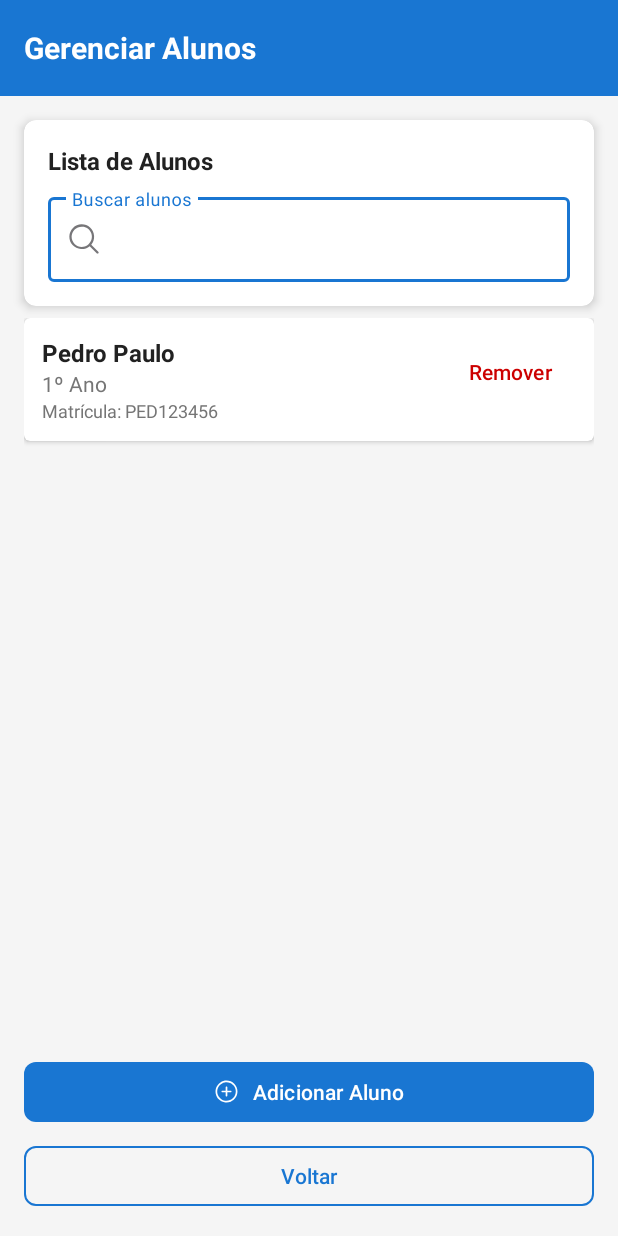
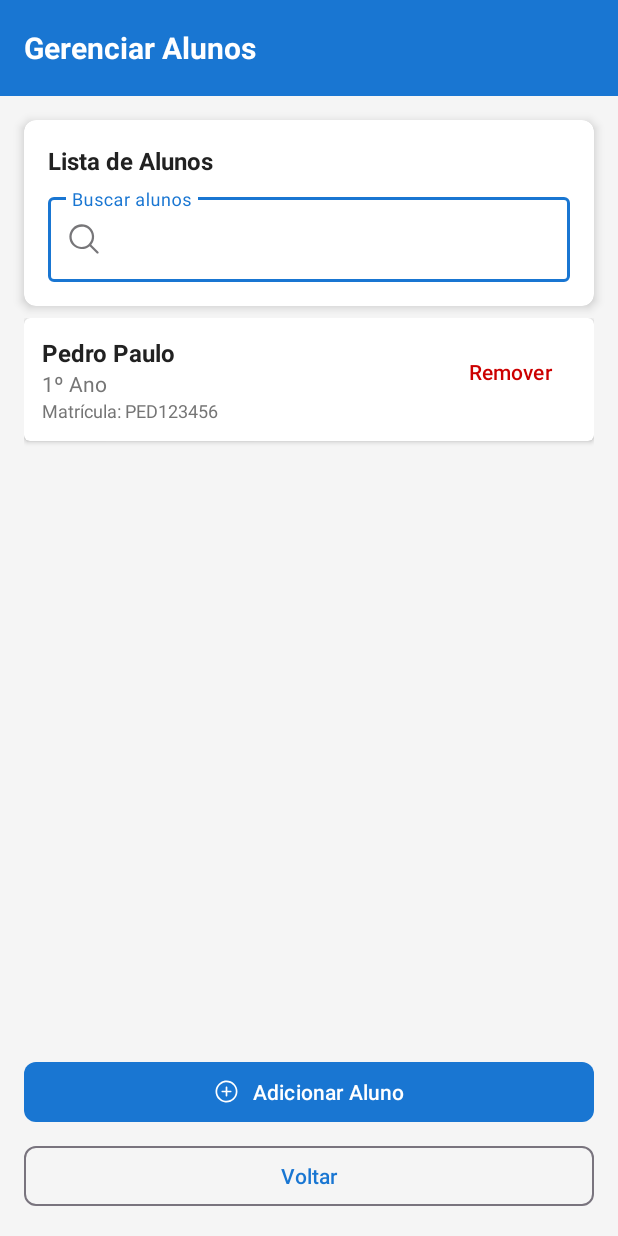
Before and after one commit to paulovitorss/AtividadeAvaliativa, an Android app: the AdminActivity screen opened directly, with no data from a screen before it, after a tap on "Gerenciar Alunos", on a phone screen of 412 x 824 dp. Run offline under Robolectric (Android 15) with nearby library versions, the phone set to English and light mode, and no system bars; our stand-ins replace Dagger/Hilt's generated code, RxJava; 1 statement that could not run was skipped.

Commit message:
refactor: update activity layout and BaseActivity for improved back navigation handling

```diff
--- a/app/src/main/java/br/com/unemat/paulo/atividadeavaliativa/ui/base/BaseActivity.java
+++ b/app/src/main/java/br/com/unemat/paulo/atividadeavaliativa/ui/base/BaseActivity.java
@@ -5,6 +5,7 @@ import android.os.Bundle;
 import android.view.MenuItem;
 import android.widget.FrameLayout;
 
+import androidx.activity.OnBackPressedCallback;
 import androidx.annotation.LayoutRes;
 import androidx.annotation.NonNull;
 import androidx.appcompat.app.AppCompatActivity;
@@ -33,7 +34,6 @@ public abstract class BaseActivity extends AppCompatActivity implements Navigati
     @Override
     protected void onCreate(Bundle savedInstanceState) {
         super.onCreate(savedInstanceState);
-
         super.setContentView(R.layout.activity_base_drawer);
 
         FrameLayout contentFrame = findViewById(R.id.content_frame);
@@ -48,6 +48,25 @@ public abstract class BaseActivity extends AppCompatActivity implements Navigati
 
         NavigationView navigationView = findViewById(R.id.navigationView);
         navigationView.setNavigationItemSelectedListener(this);
+
+        setupOnBackPressed();
+    }
+
+    private void setupOnBackPressed() {
+        OnBackPressedCallback callback = new OnBackPressedCallback(true) {
+            @Override
+            public void handleOnBackPressed() {
+                if (drawerLayout.isDrawerOpen(GravityCompat.START)) {
+                    drawerLayout.closeDrawer(GravityCompat.START);
+                } else {
+                    setEnabled(false);
+                    getOnBackPressedDispatcher().onBackPressed();
+                    setEnabled(true);
+                }
+            }
+        };
+
+        getOnBackPressedDispatcher().addCallback(this, callback);
     }
 
     @Override
@@ -63,13 +82,4 @@ public abstract class BaseActivity extends AppCompatActivity implements Navigati
         drawerLayout.closeDrawer(GravityCompat.START);
         return true;
     }
-
-    @Override
-    public void onBackPressed() {
-        if (drawerLayout.isDrawerOpen(GravityCompat.START)) {
-            drawerLayout.closeDrawer(GravityCompat.START);
-        } else {
-            super.onBackPressed();
-        }
-    }
 }
--- a/app/src/main/res/layout/activity_gerenciar_alunos.xml
+++ b/app/src/main/res/layout/activity_gerenciar_alunos.xml
@@ -64,7 +64,7 @@
                     android:id="@+id/editTextSearch"
                     android:layout_width="match_parent"
                     android:layout_height="wrap_content"
-                    android:hint="Buscar alunos" />
+                    android:hint="@string/buscar_alunos" />
             </com.google.android.material.textfield.TextInputLayout>
         </LinearLayout>
     </androidx.cardview.widget.CardView>
@@ -112,7 +112,6 @@
             android:layout_height="wrap_content"
             android:layout_marginBottom="8dp"
             android:text="@string/label_adicionar_aluno"
-            android:textColor="@android:color/white"
             app:cornerRadius="8dp"
             app:icon="@drawable/ic_add"
             app:iconGravity="textStart" />
@@ -123,9 +122,7 @@
             android:layout_width="match_parent"
             android:layout_height="wrap_content"
             android:text="@string/label_btn_voltar"
-            android:textColor="@color/colorPrimary"
-            app:cornerRadius="8dp"
-            app:strokeColor="@color/colorPrimary" />
+            app:cornerRadius="8dp" />
     </LinearLayout>
 
 </androidx.constraintlayout.widget.ConstraintLayout>
--- a/app/src/main/res/values/strings.xml
+++ b/app/src/main/res/values/strings.xml
@@ -81,4 +81,5 @@
     <string name="msg_preencha_campos">Preencha todos os campos</string>
     <string name="perfil">Perfil</string>
     <string name="logo_do_aplicativo">Icone de capelo</string>
+    <string name="buscar_alunos">Buscar alunos</string>
 </resources>
```
